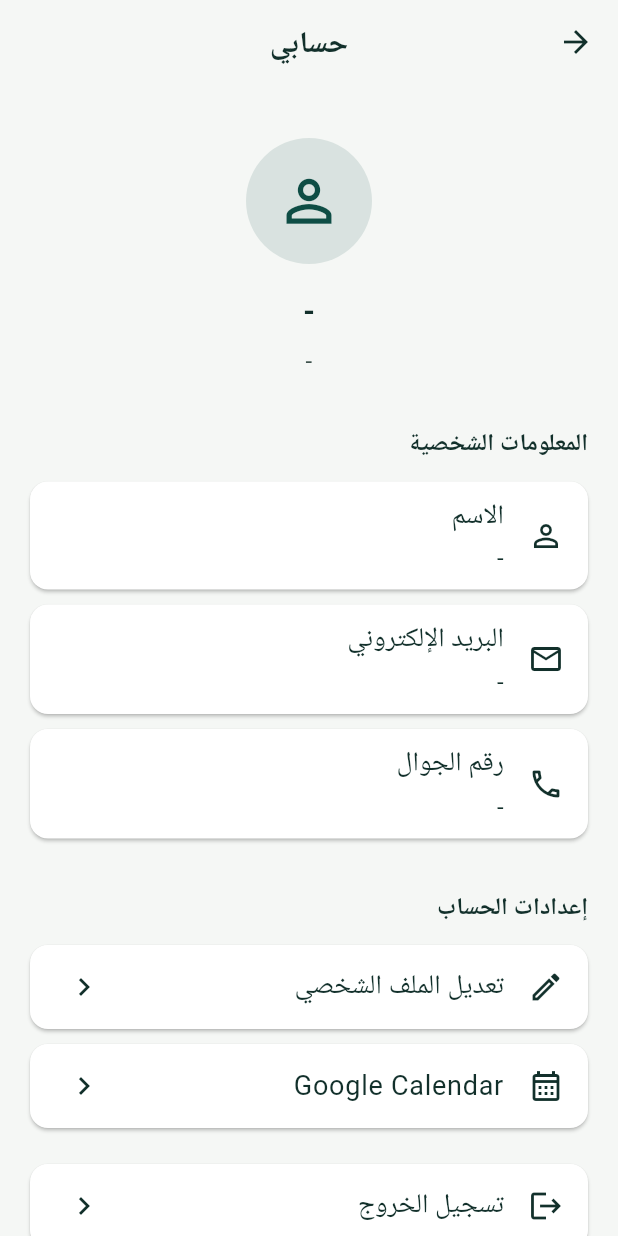
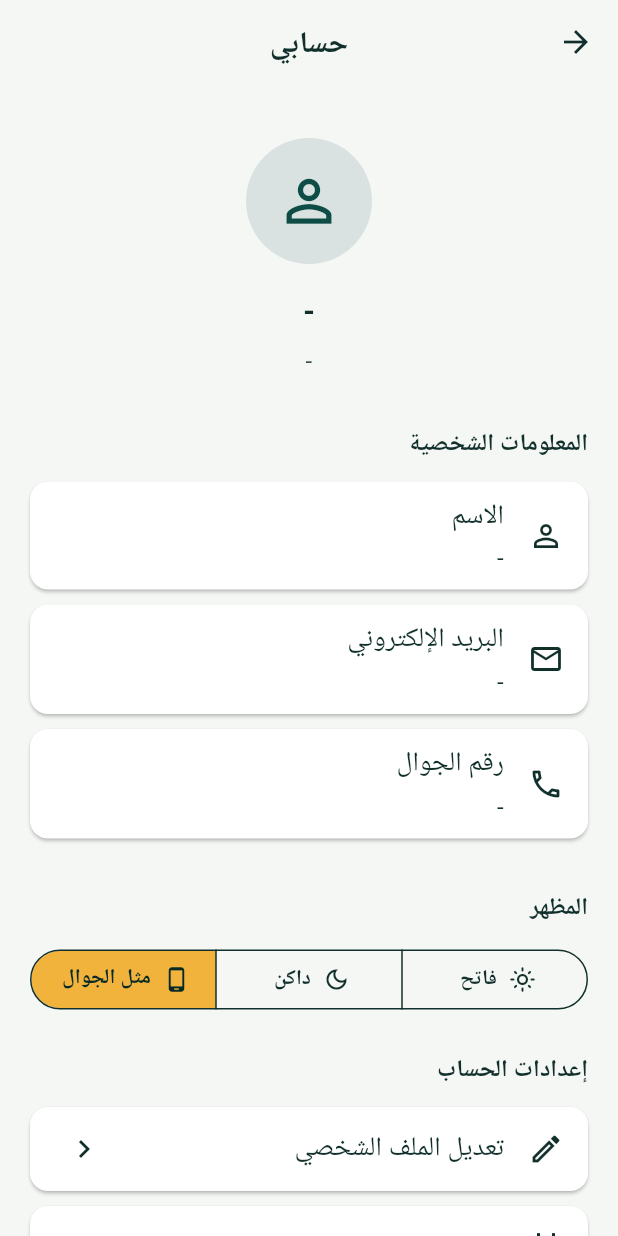
Before and after one commit to Abdulelah12345/Atahad, a Flutter app: the AccountTab screen opened directly, on a phone screen of 412 x 824 dp. Run offline on Flutter 3.47's test engine with Material 3 defaults, Android fonts, the phone set to English and light mode, and no system bars; our stand-ins replace camera, flutter_local_notifications, flutter_secure_storage, flutter_svg, geolocator, go_router and 4 more; missing offline and left inert: mobile_scanner; accounts and stored records are empty; Roboto replaces fonts that are missing (Alexandria, Ibm Plex Sans Arabic); project files that could hold a hidden picture were left out.

Commit message:
Add a light / dark / system theme switch
The account tab gets an appearance section to pick light, dark or the
phone's setting. The choice is saved on the device and applied on launch.

Co-Authored-By: Claude Opus 5.5 <noreply@anthropic.com>

```diff
--- /dev/null
+++ b/frontend/lib/core/theme/theme_state.dart
@@ -0,0 +1,23 @@
+import 'package:flutter/material.dart';
+import 'package:flutter_secure_storage/flutter_secure_storage.dart';
+
+// light / dark / like the phone, kept on the phone so it stays after closing the app.
+// In a widget: context.read<ThemeState>().setMode(ThemeMode.dark)
+class ThemeState extends ChangeNotifier {
+  static const _key = 'themeMode';
+  final FlutterSecureStorage _storage = const FlutterSecureStorage();
+
+  ThemeMode _mode = ThemeMode.system;
+  ThemeMode get mode => _mode;
+
+  Future<void> restore() async {
+    final saved = await _storage.read(key: _key);
+    _mode = ThemeMode.values.firstWhere((m) => m.name == saved, orElse: () => ThemeMode.system);
+  }
+
+  Future<void> setMode(ThemeMode mode) async {
+    _mode = mode;
+    notifyListeners();
+    await _storage.write(key: _key, value: mode.name);
+  }
+}
--- a/frontend/lib/features/account/account_tab.dart
+++ b/frontend/lib/features/account/account_tab.dart
@@ -5,6 +5,7 @@ import 'package:go_router/go_router.dart';
 
 import '../../core/auth/auth_state.dart';
 import '../../core/theme/at_colors.dart';
+import '../../core/theme/theme_state.dart';
 
 // OWNER: Abdulelah - the "حسابي" tab (empty for now)
 class AccountTab extends StatelessWidget {
@@ -101,6 +102,21 @@ class AccountTab extends StatelessWidget {
               const SizedBox(height: 24),
             ],
 
+            _sectionTitle(context, 'المظهر'),
+
+            SegmentedButton<ThemeMode>(
+              segments: const [
+                ButtonSegment(value: ThemeMode.light, icon: Icon(Icons.light_mode_outlined), label: Text('فاتح')),
+                ButtonSegment(value: ThemeMode.dark, icon: Icon(Icons.dark_mode_outlined), label: Text('داكن')),
+                ButtonSegment(value: ThemeMode.system, icon: Icon(Icons.phone_android_outlined), label: Text('مثل الجوال')),
+              ],
+              selected: {context.watch<ThemeState>().mode},
+              showSelectedIcon: false,
+              onSelectionChanged: (selected) => context.read<ThemeState>().setMode(selected.first),
+            ),
+
+            const SizedBox(height: 24),
+
             _sectionTitle(context, 'إعدادات الحساب'),
 
             _actionTile(
```
Also changed, not shown: frontend/lib/main.dart (+11 -4 lines).
